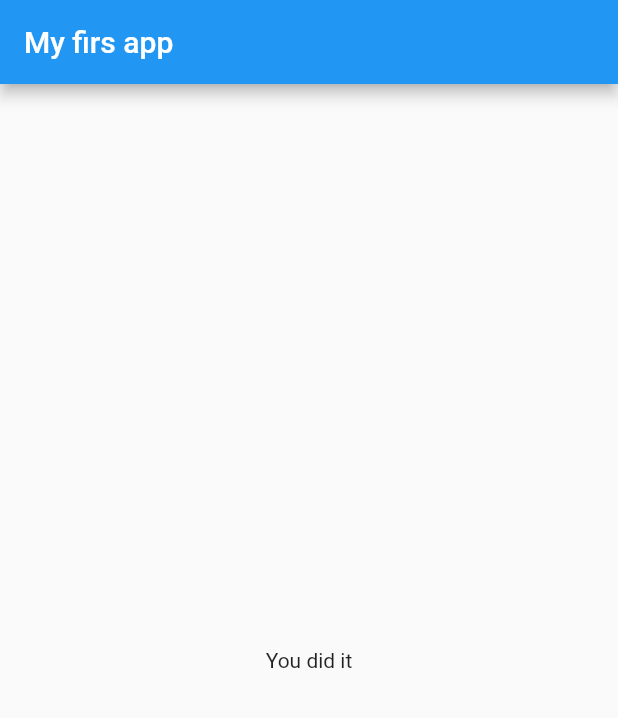
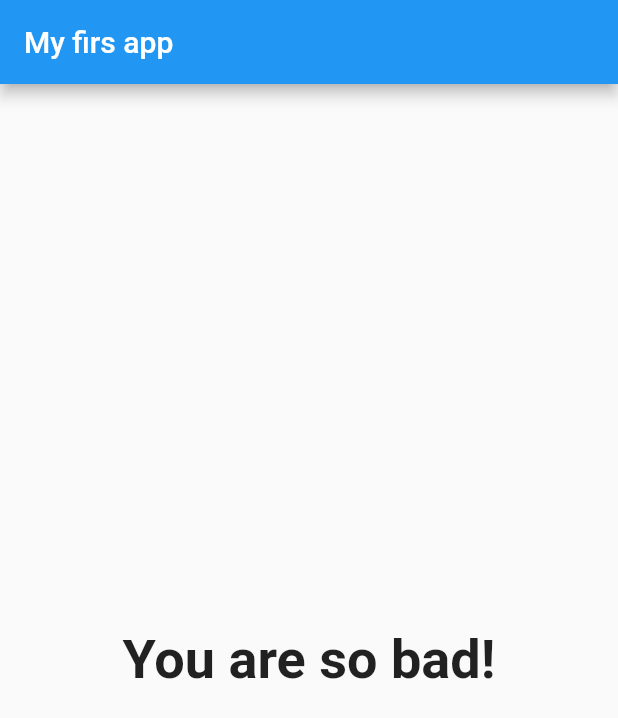
Before and after one commit to tstjerndal/flutter_complete_guide, a Flutter app: the screen it shows after launch, after a tap on "Black", after a tap on "Snake", after a tap on "Louise3", on a phone screen of 412 x 824 dp. Shown: the top 718 px of the screen. Run offline on Flutter 3.47's test engine with Material 2 defaults, Android fonts, the phone set to English and light mode, and no system bars.

```diff
--- a/lib/main.dart
+++ b/lib/main.dart
@@ -16,23 +16,41 @@ class _MyAppState extends State<MyApp> {
   final _questions = const [
     {
       'questionText': 'Whats your favorite color',
-      'answers': ['Black', 'Red', 'Gren', 'White'],
+      'answers': [
+        {'text': 'Black', 'score': 10},
+        {'text': 'Red', 'score': 8},
+        {'text': 'Gren', 'score': 5},
+        {'text': 'White', 'score': 2}
+      ],
     },
     {
       'questionText': 'Whats your favorite animal',
-      'answers': ['Rabbit', 'Snake', 'Elephant', 'Lion'],
+      'answers': [
+        {'text': 'Rabbit', 'score': 10},
+        {'text': 'Snake', 'score': 8},
+        {'text': 'Elephant', 'score': 5},
+        {'text': 'Lion', 'score': 2}
+      ],
     },
     {
       'questionText': 'Who is your favorit Person',
-      'answers': ['Louise', 'Louis2', 'Louise3', 'Louise4'],
+      'answers': [
+        {'text': 'Louise', 'score': 10},
+        {'text': 'Louis2', 'score': 8},
+        {'text': 'Louise3', 'score': 5},
+        {'text': 'Louise4', 'score': 2}
+      ],
     },
   ];
   var _questionIndex = 0;
+  var _totalScore = 0 ;
 
-  void _answerQuestion() {
+  void _answerQuestion(int score) {
     if (_questionIndex < _questions.length) {
       print('We hav more questions');
     }
+    _totalScore = _totalScore + score;
+
     setState(() {
       _questionIndex = _questionIndex + 1;
     });
@@ -54,7 +72,7 @@ class _MyAppState extends State<MyApp> {
                 questionIndex: _questionIndex,
                 questions: _questions,
               )
-            : Result(),
+            : Result(_totalScore),
       ),
     );
   }
--- a/lib/quiz.dart
+++ b/lib/quiz.dart
@@ -21,8 +21,8 @@ class Quiz extends StatelessWidget{
        Question(
          questions[questionIndex]['questionText'],
        ),
-       ...(questions[questionIndex]['answers'] as List<String>).map((answer){
-         return Answer(answerQuestion, answer);
+       ...(questions[questionIndex]['answers'] as List<Map<String, Object>>).map((answer){
+         return Answer(() => answerQuestion(answer['score']), answer['text']);
        }).toList()
      ],
    );
--- a/lib/result.dart
+++ b/lib/result.dart
@@ -1,8 +1,33 @@
 import 'package:flutter/material.dart';
 
 class Result extends StatelessWidget {
+  final int resultScore;
+  Result(this.resultScore);
+
+  String get resultPhrase{
+
+    var resultText = 'You did it';
+
+    if (resultScore <= 8){
+      resultText = 'you are awesome and innocent';
+    } else if (resultScore <= 12){
+      resultText = 'Pretty likeable!';
+    } else if (resultScore <= 16){
+      resultText = 'You are strange!';
+    } else {
+      resultText = 'You are so bad!';
+    }
+    return resultText;
+  }
+
   @override
   Widget build(BuildContext context) {
-    return Center(child: Text('You did it'));
+    return Center(
+      child: Text(
+        resultPhrase,
+        style: TextStyle(fontSize: 36, fontWeight: FontWeight.bold),
+        textAlign: TextAlign.center,
+      ),
+    );
   }
 }
```
